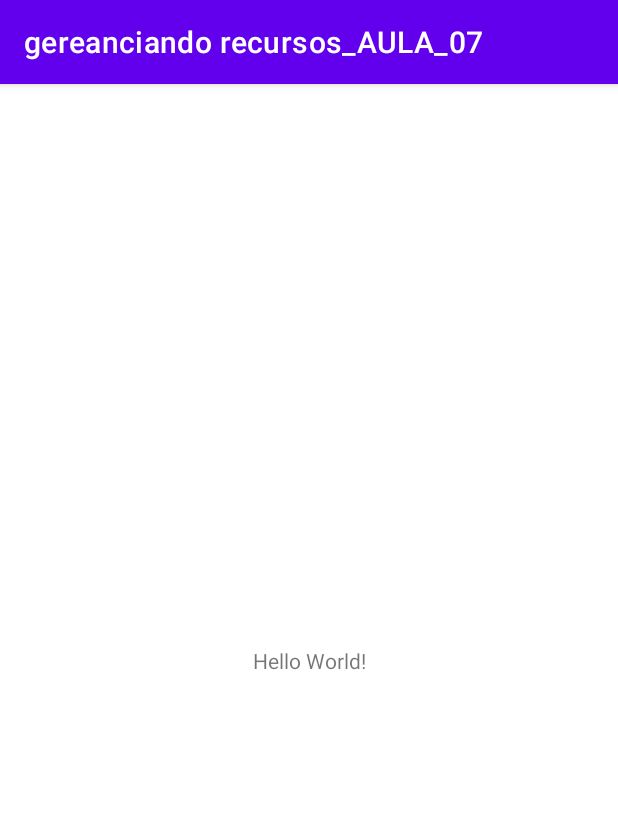
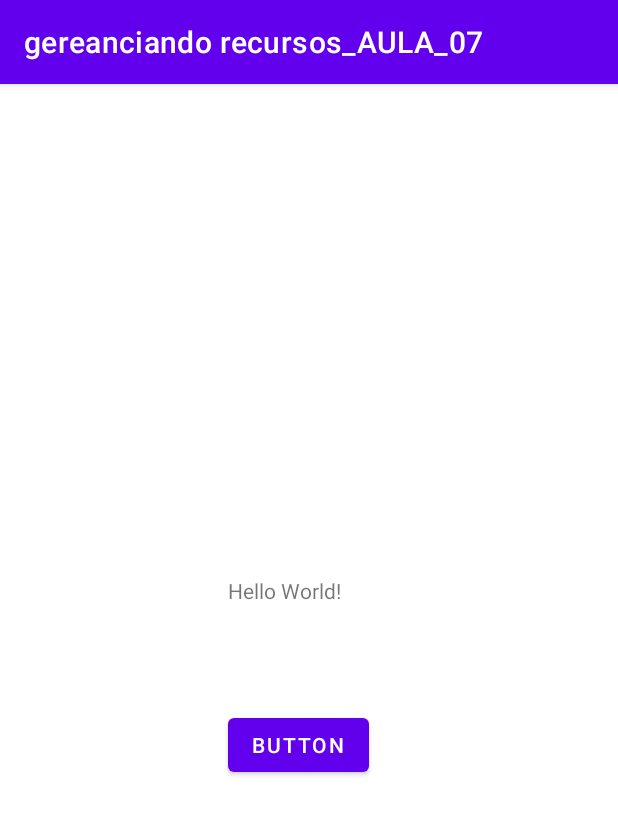
Before and after one commit to DELIRIO1/Meu_primeiro_comit_android1, an Android app: the screen it shows after launch (MainActivity), on a phone screen of 412 x 824 dp. Shown: the top 815 px of the screen. Run offline under Robolectric (Android 15) with nearby library versions, the phone set to English and light mode, and no system bars.

Commit message:
alteraração em outro text

```diff
--- a/app/src/main/res/layout/activity_main.xml
+++ b/app/src/main/res/layout/activity_main.xml
@@ -7,12 +7,28 @@
     tools:context=".MainActivity">
 
     <TextView
+        android:id="@+id/textView3"
         android:layout_width="wrap_content"
         android:layout_height="wrap_content"
         android:text="Hello World!"
         app:layout_constraintBottom_toBottomOf="parent"
         app:layout_constraintEnd_toEndOf="parent"
+        app:layout_constraintHorizontal_bias="0.452"
         app:layout_constraintStart_toStartOf="parent"
-        app:layout_constraintTop_toTopOf="parent" />
+        app:layout_constraintTop_toTopOf="parent"
+        app:layout_constraintVertical_bias="0.438" />
+
+    <Button
+        android:id="@+id/button"
+        android:layout_width="wrap_content"
+        android:layout_height="wrap_content"
+        android:layout_marginStart="151dp"
+        android:layout_marginEnd="166dp"
+        android:text="Button"
+        app:layout_constraintBottom_toBottomOf="parent"
+        app:layout_constraintEnd_toEndOf="parent"
+        app:layout_constraintStart_toStartOf="parent"
+        app:layout_constraintTop_toTopOf="parent"
+        app:layout_constraintVertical_bias="0.579" />
 
 </androidx.constraintlayout.widget.ConstraintLayout>
```
